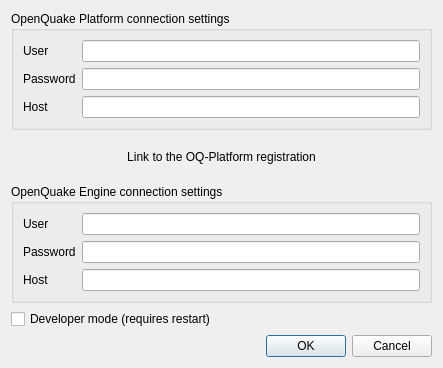
Qt form svir/ui/ui_settings.ui (gem/oq-irmt-qgis) before a commit.
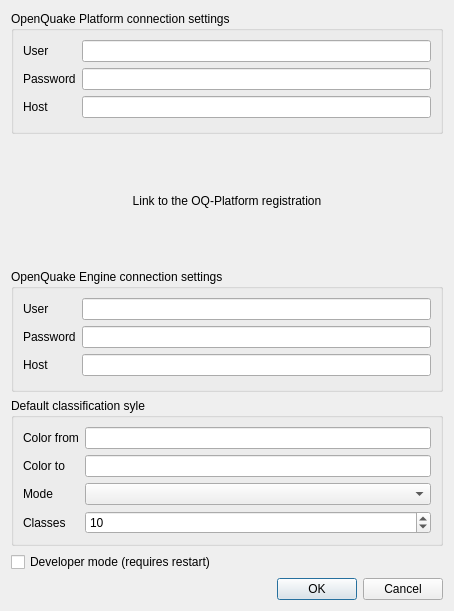
The same form after that commit. Custom widgets are drawn as their Qt base class.

Commit message: configurable stiles dialog

Diff of the .ui file:
```diff
--- a/svir/ui/ui_settings.ui
+++ b/svir/ui/ui_settings.ui
@@ -6,8 +6,8 @@
    <rect>
     <x>0</x>
     <y>0</y>
-    <width>443</width>
-    <height>368</height>
+    <width>454</width>
+    <height>611</height>
    </rect>
   </property>
   <property name="windowTitle">
@@ -132,6 +132,62 @@
      </layout>
     </widget>
    </item>
+   <item>
+    <widget class="QGroupBox" name="styling_gbx">
+     <property name="title">
+      <string>Default classification syle</string>
+     </property>
+     <layout class="QFormLayout" name="formLayout_3">
+      <item row="0" column="0">
+       <widget class="QLabel" name="label_5">
+        <property name="text">
+         <string>Color from</string>
+        </property>
+       </widget>
+      </item>
+      <item row="1" column="0">
+       <widget class="QLabel" name="label_9">
+        <property name="text">
+         <string>Color to</string>
+        </property>
+       </widget>
+      </item>
+      <item row="0" column="1">
+       <widget class="QgsColorButtonV2" name="style_color_from"/>
+      </item>
+      <item row="1" column="1">
+       <widget class="QgsColorButtonV2" name="style_color_to"/>
+      </item>
+      <item row="3" column="0">
+       <widget class="QLabel" name="label_10">
+        <property name="text">
+         <string>Classes</string>
+        </property>
+       </widget>
+      </item>
+      <item row="3" column="1">
+       <widget class="QSpinBox" name="style_classes">
+        <property name="minimum">
+         <number>1</number>
+        </property>
+        <property name="value">
+         <number>10</number>
+        </property>
+       </widget>
+      </item>
+      <item row="2" column="0">
+       <widget class="QLabel" name="label_4">
+        <property name="text">
+         <string>Mode</string>
+        </property>
+       </widget>
+      </item>
+      <item row="2" column="1">
+       <widget class="QComboBox" name="style_mode"/>
+      </item>
+     </layout>
+    </widget>
+   </item>
    <item>
     <widget class="QCheckBox" name="developermodeCheck">
      <property name="text">
@@ -151,6 +207,13 @@
    </item>
   </layout>
  </widget>
+ <customwidgets>
+  <customwidget>
+   <class>QgsColorButtonV2</class>
+   <extends>QLineEdit</extends>
+   <header location="global">qgscolorbuttonv2.h</header>
+  </customwidget>
+ </customwidgets>
  <tabstops>
   <tabstop>buttonBox</tabstop>
  </tabstops>
```
The commit also changes 1 other file.
